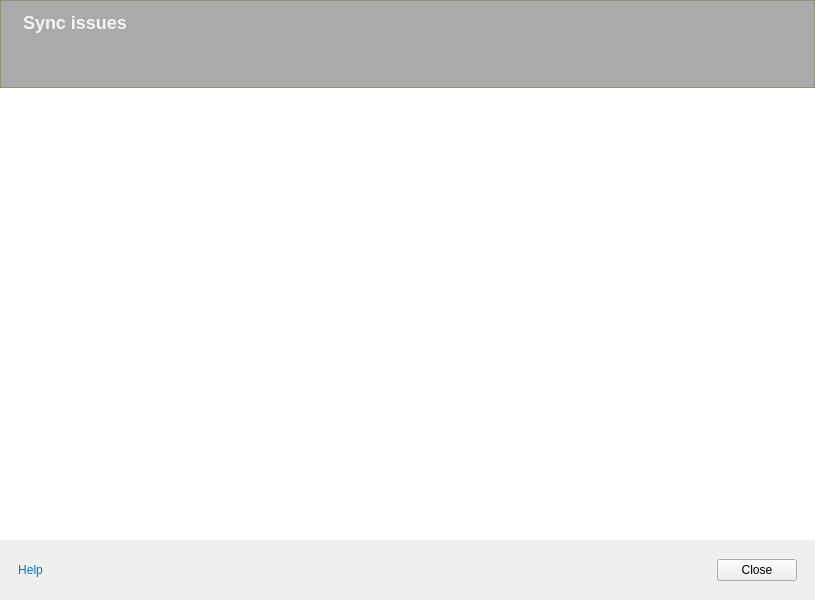
Before: the Qt Designer form src/MEGASync/stalled_issues/gui/ui/StalledIssuesDialog.ui in meganz/MEGAsync, drawn with Qt 5.
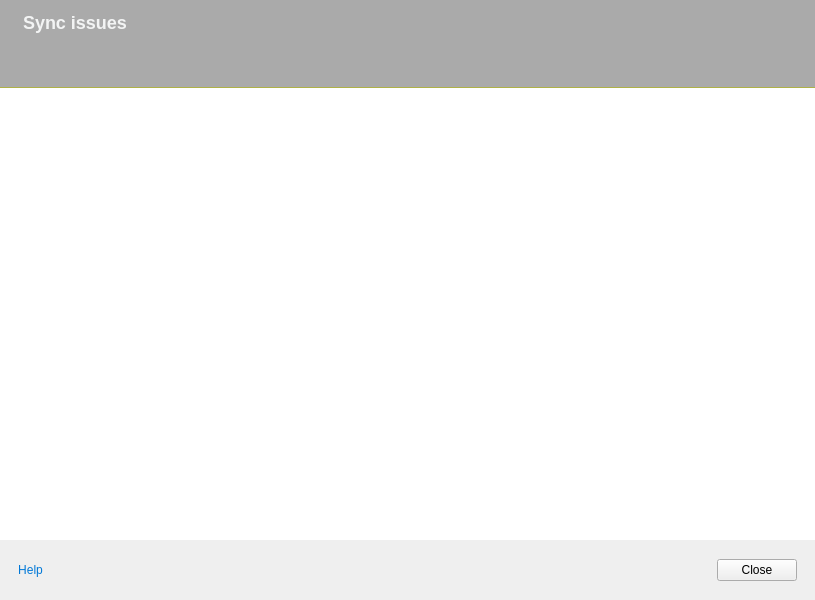
After: the same form once the commit is applied. Icons and pictures are not drawn. Custom widgets are drawn as their Qt base class.

```diff
--- a/src/MEGASync/stalled_issues/gui/ui/StalledIssuesDialog.ui
+++ b/src/MEGASync/stalled_issues/gui/ui/StalledIssuesDialog.ui
@@ -152,7 +152,8 @@
 #header
 {
     background-color: #FFAAAAAA; /*colorToken.surface-1*/
-    border:  1px solid #5254570D; /*colorToken.border-subtle*/
+	border: none;
+    border-bottom:  1px solid #B0B1B31A; /*colorToken.border-subtle*/
 }
 
 #titleLabel
```
